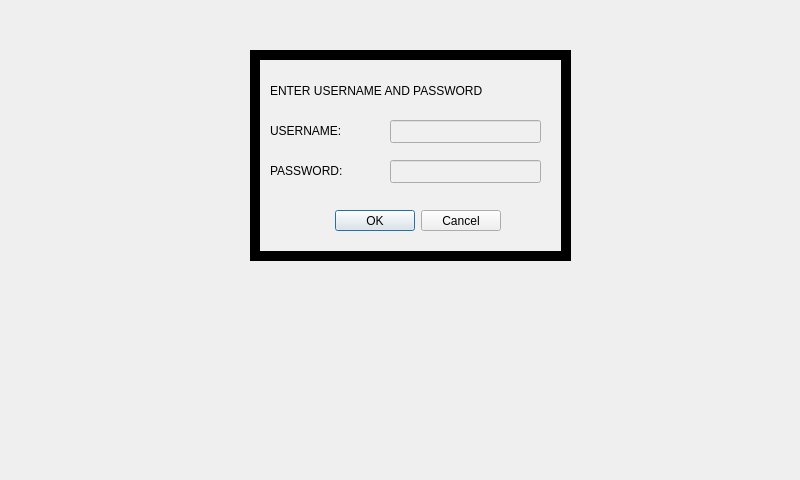
Above: FlexVault_Qt/usercreationdialog.ui from andreaslydemann/FlexVault before the change. Below: the same form after it.
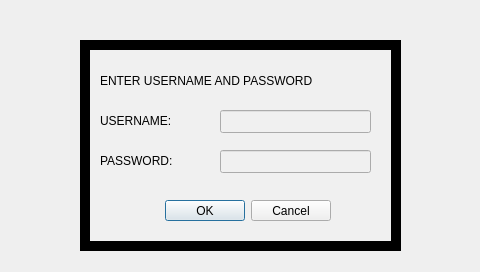
That is the form after the change. Custom widgets are drawn as their Qt base class.

What changed in the file:
```diff
--- a/FlexVault_Qt/usercreationdialog.ui
+++ b/FlexVault_Qt/usercreationdialog.ui
@@ -6,29 +6,18 @@
    <rect>
     <x>0</x>
     <y>0</y>
-    <width>800</width>
-    <height>480</height>
+    <width>480</width>
+    <height>272</height>
    </rect>
   </property>
   <property name="windowTitle">
    <string>Dialog</string>
   </property>
-  <widget class="qvirtualkeyboard" name="virtualKeyboard" native="true">
-   <property name="geometry">
-    <rect>
-     <x>-1</x>
-     <y>329</y>
-     <width>801</width>
-     <height>151</height>
-    </rect>
-   </property>
-   <zorder>widget_2</zorder>
-  </widget>
   <widget class="QWidget" name="widget_2" native="true">
    <property name="geometry">
     <rect>
-     <x>250</x>
-     <y>50</y>
+     <x>80</x>
+     <y>40</y>
      <width>321</width>
      <height>211</height>
     </rect>
@@ -125,9 +114,16 @@
      </property>
     </widget>
    </widget>
-   <zorder>widget</zorder>
-   <zorder>widget</zorder>
-   <zorder>widget</zorder>
+  </widget>
+  <widget class="qvirtualkeyboard" name="virtualKeyboard" native="true">
+   <property name="geometry">
+    <rect>
+     <x>0</x>
+     <y>190</y>
+     <width>481</width>
+     <height>81</height>
+    </rect>
+   </property>
   </widget>
  </widget>
  <customwidgets>
```
